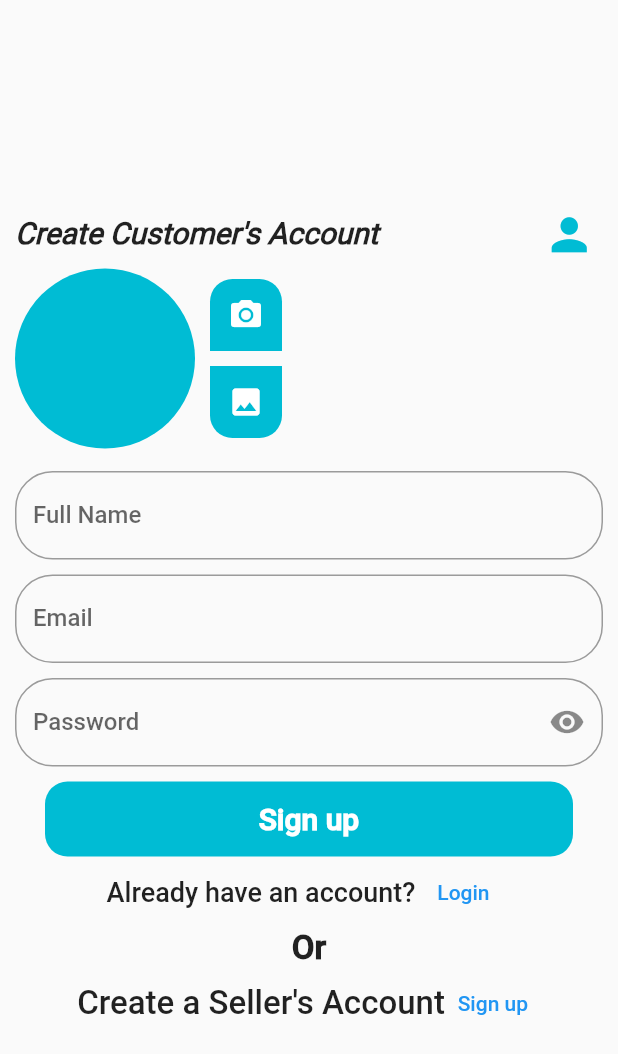
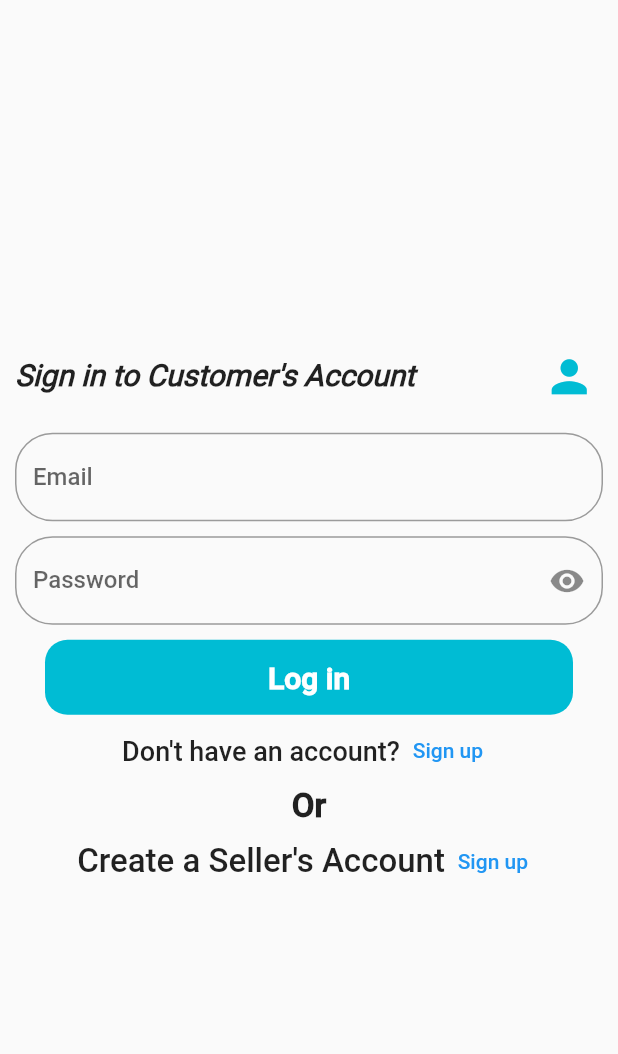
Before and after one commit to mehedi4958/multi_vendor_01, a Flutter app: the screen it shows after launch, on a phone screen of 412 x 824 dp. Shown: the top 1054 px of the screen. Run offline on Flutter 3.47's test engine with Material 2 defaults, Android fonts, the phone set to English and light mode, and no system bars; our stand-ins replace cloud_firestore, firebase_auth, firebase_core, firebase_storage, image_picker; accounts and stored records are empty.

Commit message:
customer sign in page designed

```diff
--- a/lib/main.dart
+++ b/lib/main.dart
@@ -1,6 +1,7 @@
 import 'package:firebase_core/firebase_core.dart';
 import 'package:flutter/material.dart';
 import 'package:multi_vendor_01/firebase_options.dart';
+import 'package:multi_vendor_01/views/auth/customer_login_screen.dart';
 import 'package:multi_vendor_01/views/auth/landing_customer_screen.dart';
 
 Future<void> main() async {
@@ -21,7 +22,7 @@ class MyApp extends StatelessWidget {
         primarySwatch: Colors.blue,
         fontFamily: 'Brand-Bold',
       ),
-      home: const LandingCustomerScreen(),
+      home: const CustomerLoginScreen(),
     );
   }
 }
--- /dev/null
+++ b/lib/views/auth/customer_login_screen.dart
@@ -0,0 +1,172 @@
+import 'dart:typed_data';
+
+import 'package:flutter/material.dart';
+import 'package:image_picker/image_picker.dart';
+import 'package:multi_vendor_01/controllers/auth_controller.dart';
+import 'package:multi_vendor_01/controllers/snack_bar_controller.dart';
+import 'package:multi_vendor_01/views/auth/landing_customer_screen.dart';
+
+class CustomerLoginScreen extends StatefulWidget {
+  const CustomerLoginScreen({Key? key}) : super(key: key);
+
+  @override
+  State<CustomerLoginScreen> createState() => _CustomerLoginScreenState();
+}
+
+class _CustomerLoginScreenState extends State<CustomerLoginScreen> {
+  final _authController = AuthController();
+
+  final _emailController = TextEditingController();
+  final _passwordController = TextEditingController();
+
+  bool passwordObscurity = true;
+  bool isLoading = false;
+
+  @override
+  Widget build(BuildContext context) {
+    return Scaffold(
+      body: Padding(
+        padding: const EdgeInsets.all(10.0),
+        child: Center(
+          child: SingleChildScrollView(
+            child: Column(
+              mainAxisAlignment: MainAxisAlignment.center,
+              children: [
+                Row(
+                  mainAxisAlignment: MainAxisAlignment.spaceBetween,
+                  children: [
+                    const Text(
+                      'Sign in to Customer\'s Account',
+                      style: TextStyle(
+                        fontSize: 20,
+                        fontWeight: FontWeight.bold,
+                        fontFamily: 'Brand-Regular',
+                        fontStyle: FontStyle.italic,
+                      ),
+                    ),
+                    IconButton(
+                      onPressed: () {},
+                      icon: const Icon(
+                        Icons.person,
+                        size: 35,
+                        color: Colors.cyan,
+                      ),
+                    )
+                  ],
+                ),
+                const SizedBox(height: 15),
+                Column(
+                  children: [
+                    TextFormField(
+                      controller: _emailController,
+                      decoration: InputDecoration(
+                        label: const Text('Email'),
+                        hintText: 'Enter your email',
+                        border: OutlineInputBorder(
+                            borderRadius: BorderRadius.circular(25)),
+                      ),
+                    ),
+                    const SizedBox(height: 10),
+                    TextFormField(
+                      controller: _passwordController,
+                      obscureText: passwordObscurity,
+                      decoration: InputDecoration(
+                        suffixIcon: IconButton(
+                          onPressed: () {
+                            setState(() {
+                              passwordObscurity = !passwordObscurity;
+                            });
+                          },
+                          icon: passwordObscurity
+                              ? const Icon(Icons.visibility)
+                              : const Icon(Icons.visibility_off),
+                        ),
+                        label: const Text('Password'),
+                        hintText: 'Enter your password',
+                        border: OutlineInputBorder(
+                          borderRadius: BorderRadius.circular(25),
+                        ),
+                      ),
+                    ),
+                    const SizedBox(height: 10),
+                    GestureDetector(
+                      onTap: () {},
+                      child: Container(
+                        width: MediaQuery.of(context).size.width - 60,
+                        height: 50,
+                        decoration: BoxDecoration(
+                          color: Colors.cyan,
+                          borderRadius: BorderRadius.circular(15),
+                        ),
+                        child: Center(
+                          child: isLoading
+                              ? const CircularProgressIndicator(
+                                  color: Colors.white,
+                                )
+                              : const Text(
+                                  'Log in',
+                                  style: TextStyle(
+                                    color: Colors.white,
+                                    fontSize: 20,
+                                    fontWeight: FontWeight.bold,
+                                  ),
+                                ),
+                        ),
+                      ),
+                    ),
+                    Row(
+                      mainAxisAlignment: MainAxisAlignment.center,
+                      children: [
+                        const Text(
+                          'Don\'t have an account?',
+                          style: TextStyle(
+                            fontSize: 18,
+                            fontWeight: FontWeight.w500,
+                          ),
+                        ),
+                        TextButton(
+                          onPressed: () {
+                            Navigator.of(context).push(
+                              MaterialPageRoute(
+                                builder: (BuildContext context) =>
+                                    const LandingCustomerScreen(),
+                              ),
+                            );
+                          },
+                          child: const Text('Sign up'),
+                        )
+                      ],
+                    ),
+                    const Text(
+                      'Or',
+                      style: TextStyle(
+                        fontSize: 22,
+                        fontWeight: FontWeight.bold,
+                      ),
+                    ),
+                    Row(
+                      mainAxisAlignment: MainAxisAlignment.center,
+                      children: [
+                        const Text(
+                          'Create a Seller\'s Account',
+                          style: TextStyle(
+                            fontSize: 22,
+                            fontWeight: FontWeight.w500,
+                          ),
+                        ),
+                        TextButton(
+                          onPressed: () {},
+                          child: const Text('Sign up'),
+                        )
+                      ],
+                    ),
+                  ],
+                )
+              ],
+            ),
+          ),
+        ),
+      ),
+    );
+  }
+}
```
